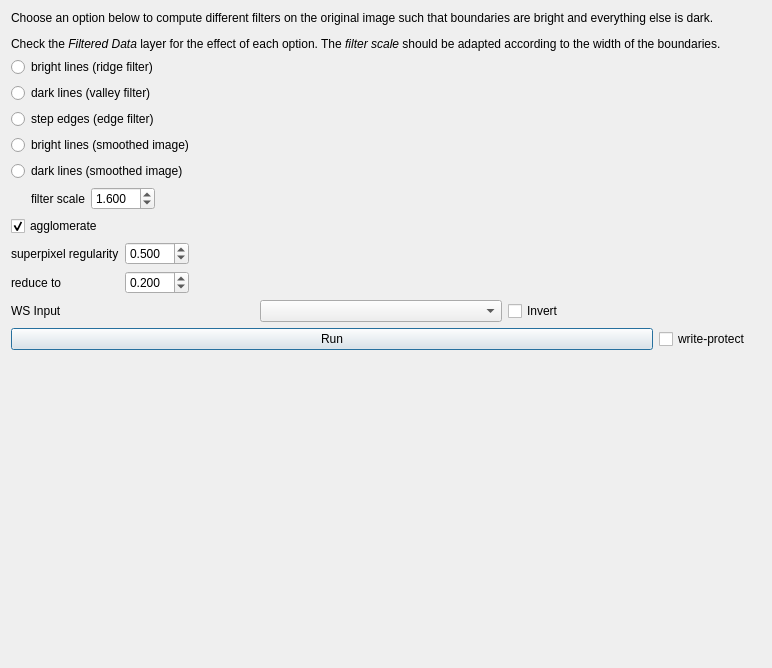
First picture: the form in ilastik/workflows/carving/preprocessingDrawer.ui, repository ilastik/ilastik, before the edit.
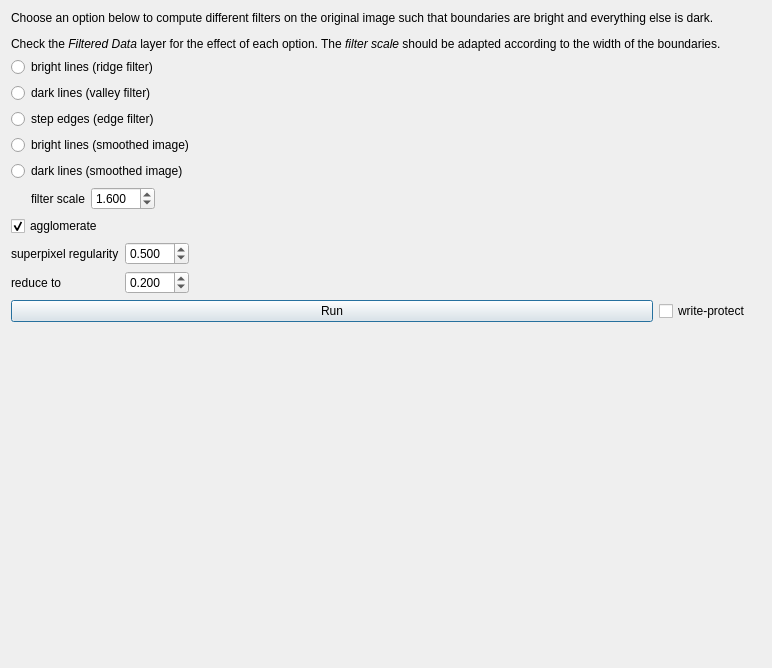
Second picture: the form after the edit. Icons and pictures are not drawn.

Commit message:
Removed legacy WatershedSource, InvertWatershedSource
previously (pre ilastik 0.6???) it might have been possible (or planned) to
allow for selection of the source for the watershed (from raw, overlay,
filtered). The current implementation didn't allow for that choice, so all
references to that have been removed.
Serialization: if that stuff is present in older project, it is simply ignored.
This assumes that the filtered_raw data has always been the default source.

Patch:
```diff
--- a/ilastik/workflows/carving/preprocessingDrawer.ui
+++ b/ilastik/workflows/carving/preprocessingDrawer.ui
@@ -267,30 +267,6 @@
        </item>
       </layout>
      </item>
-     <item>
-      <layout class="QGridLayout" name="gridLayout"/>
-     </item>
-     <item>
-      <layout class="QHBoxLayout" name="wsInputLayout">
-       <item>
-        <widget class="QLabel" name="watershedSourceInputLabel">
-         <property name="text">
-          <string>WS Input</string>
-         </property>
-        </widget>
-       </item>
-       <item>
-        <widget class="QComboBox" name="watershedSourceCombo"/>
-       </item>
-       <item>
-        <widget class="QCheckBox" name="invertWatershedSourceCheckbox">
-         <property name="text">
-          <string>Invert</string>
-         </property>
-        </widget>
-       </item>
-      </layout>
-     </item>
      <item>
       <layout class="QHBoxLayout" name="horizontalLayout_5">
        <item>
```
The commit also changes 4 other files.
